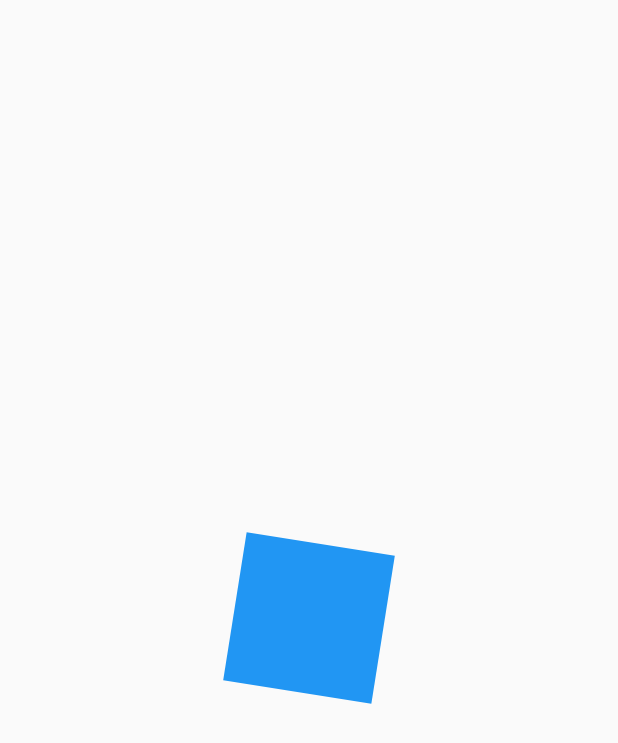
After one commit to pauleke65/flutter_hooks_learn, a Flutter app: the screen it shows after launch, after a tap on "useAnimationController", on a phone screen of 412 x 824 dp. The commit adds this screen. Shown: the top 743 px of the screen. Run offline on Flutter 3.47's test engine with Material 2 defaults, Android fonts, the phone set to English and light mode, and no system bars; our stand-ins replace flutter_hooks.

Commit message:
useAnimationController

```diff
--- a/lib/screens/home.dart
+++ b/lib/screens/home.dart
@@ -1,6 +1,7 @@
 import 'package:flutter/cupertino.dart';
 import 'package:flutter/material.dart';
 import 'package:flutter_hooks_learn/screens/components/custom_button.dart';
+import 'package:flutter_hooks_learn/screens/use_animation_controller.dart';
 import 'package:flutter_hooks_learn/screens/use_effect.dart';
 import 'package:flutter_hooks_learn/screens/use_future.dart';
 import 'package:flutter_hooks_learn/screens/use_state.dart';
@@ -19,6 +20,8 @@ class HomePage extends StatelessWidget {
           CustomButton(text: "useEffect", child: UseEffectScreen()),
           CustomButton(text: "useFuture", child: UseFutureScreen()),
           CustomButton(text: "useStream", child: UseStreamScreen()),
+          CustomButton(
+              text: "useAnimationController", child: UseAnimationController()),
         ],
       ),
     );
--- /dev/null
+++ b/lib/screens/use_animation_controller.dart
@@ -0,0 +1,32 @@
+import 'package:flutter/material.dart';
+import 'package:flutter_hooks/flutter_hooks.dart';
+import 'dart:math';
+
+class UseAnimationController extends HookWidget {
+  const UseAnimationController({Key? key}) : super(key: key);
+
+  @override
+  Widget build(BuildContext context) {
+    final controller =
+        useAnimationController(duration: const Duration(seconds: 4));
+    controller.repeat();
+    return Scaffold(
+      body: Center(
+        child: AnimatedBuilder(
+          animation: controller,
+          builder: (_, child) {
+            return Transform.rotate(
+              angle: controller.value * 2 * pi,
+              child: child,
+            );
+          },
+          child: Container(
+            width: 100,
+            height: 100,
+            color: Colors.blue,
+          ),
+        ),
+      ),
+    );
+  }
+}
```
